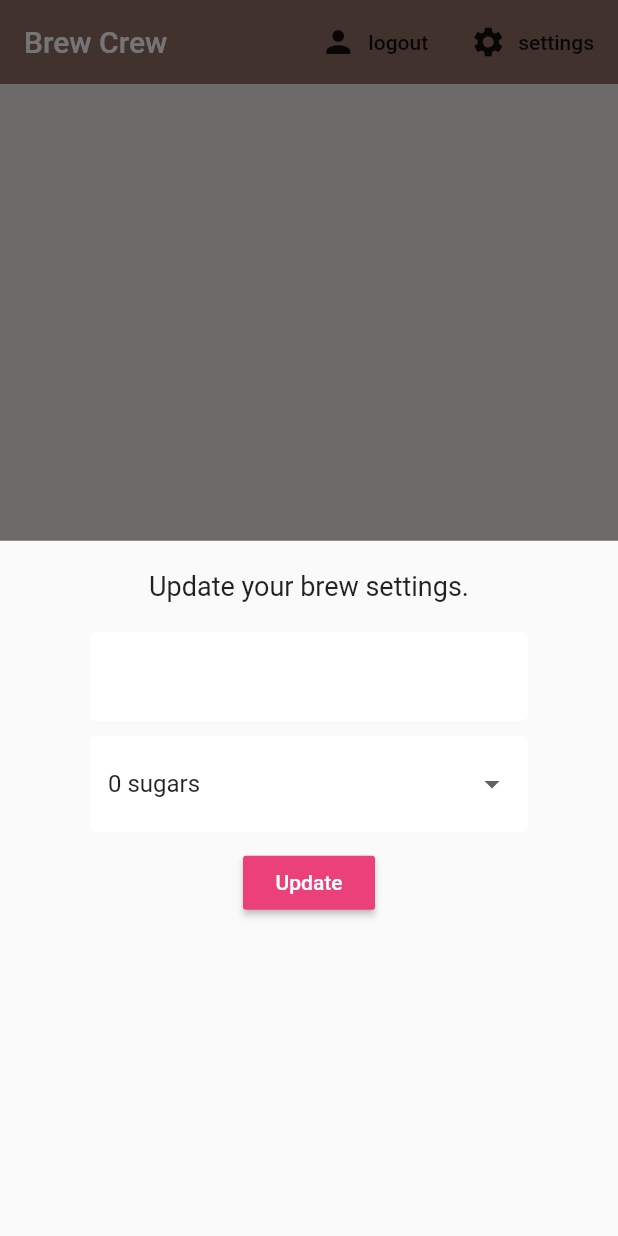
After one commit to nghit/Brew_Crew, a Flutter app: the screen it shows once a user with an empty profile is signed in, after a tap on "settings", on a phone screen of 412 x 824 dp. The commit adds this screen. Run offline on Flutter 3.47's test engine with Material 2 defaults, Android fonts, the phone set to English and light mode, and no system bars; our stand-ins replace cloud_firestore, firebase_auth, flutter_spinkit; accounts and stored records are empty.

Commit message:
Worked on home screen

```diff
--- a/lib/main.dart
+++ b/lib/main.dart
@@ -1,5 +1,5 @@
+import 'package:brew_crew/screens/wrapper.dart';
 import 'package:brew_crew/services/auth.dart';
-import 'package:brew_crew/screens/wrapper.dart';
 import 'package:flutter/material.dart';
 import 'package:provider/provider.dart';
 import 'package:brew_crew/models/user.dart';
@@ -12,7 +12,7 @@ class MyApp extends StatelessWidget {
   Widget build(BuildContext context) {
     return StreamProvider<User>.value(
       value: AuthService().user,
-        child: MaterialApp(
+      child: MaterialApp(
         home: Wrapper(),
       ),
     );
--- /dev/null
+++ b/lib/models/brew.dart
@@ -0,0 +1,9 @@
+class Brew {
+
+  final String name;
+  final String sugars;
+  final int strength;
+
+  Brew({ this.name, this.sugars, this.strength });
+
+}
--- a/lib/screens/authenticate/authenticate.dart
+++ b/lib/screens/authenticate/authenticate.dart
@@ -1,6 +1,6 @@
+import 'package:brew_crew/screens/authenticate/register.dart';
 import 'package:brew_crew/screens/authenticate/sign_in.dart';
 import 'package:flutter/material.dart';
-import 'package:brew_crew/screens/authenticate/register.dart';
 
 class Authenticate extends StatefulWidget {
   @override
@@ -11,16 +11,16 @@ class _AuthenticateState extends State<Authenticate> {
 
   bool showSignIn = true;
   void toggleView(){
+    //print(showSignIn.toString());
     setState(() => showSignIn = !showSignIn);
   }
 
   @override
   Widget build(BuildContext context) {
-    if(showSignIn == true)
-    {
-      return SignIn(toggleView: toggleView);
-    } else{
-      return Register(toggleView: toggleView);
+    if (showSignIn) {
+      return SignIn(toggleView:  toggleView);
+    } else {
+      return Register(toggleView:  toggleView);
     }
   }
 }
--- a/lib/screens/authenticate/sign_in.dart
+++ b/lib/screens/authenticate/sign_in.dart
@@ -1,11 +1,13 @@
+
 import 'package:brew_crew/services/auth.dart';
+import 'package:brew_crew/shared/constants.dart';
 import 'package:brew_crew/shared/loading.dart';
 import 'package:flutter/material.dart';
-import 'package:brew_crew/shared/constants.dart';
+
 class SignIn extends StatefulWidget {
 
   final Function toggleView;
-  SignIn({this.toggleView});
+  SignIn({ this.toggleView });
 
   @override
   _SignInState createState() => _SignInState();
@@ -15,12 +17,12 @@ class _SignInState extends State<SignIn> {
 
   final AuthService _auth = AuthService();
   final _formKey = GlobalKey<FormState>();
+  String error = '';
   bool loading = false;
 
   // text field state
   String email = '';
   String password = '';
-  String error = '';
 
   @override
   Widget build(BuildContext context) {
@@ -34,11 +36,9 @@ class _SignInState extends State<SignIn> {
           FlatButton.icon(
             icon: Icon(Icons.person),
             label: Text('Register'),
-            onPressed:(){
-              widget.toggleView();
-            }
-          )
-        ]
+            onPressed: () => widget.toggleView(),
+          ),
+        ],
       ),
       body: Container(
         padding: EdgeInsets.symmetric(vertical: 20.0, horizontal: 50.0),
@@ -48,20 +48,20 @@ class _SignInState extends State<SignIn> {
             children: <Widget>[
               SizedBox(height: 20.0),
               TextFormField(
-                decoration: textInputDecoration.copyWith(hintText: 'Email'),
+                decoration: textInputDecoration.copyWith(hintText: 'email'),
                 validator: (val) => val.isEmpty ? 'Enter an email' : null,
-                onChanged:(val){
+                onChanged: (val) {
                   setState(() => email = val);
-                }
+                },
               ),
               SizedBox(height: 20.0),
               TextFormField(
-                decoration: textInputDecoration.copyWith(hintText: 'Password'),
-                validator: (val) => val.length < 6 ? 'Enter a password 6 + chars long' : null,
                 obscureText: true,
-                onChanged: (val){
+                decoration: textInputDecoration.copyWith(hintText: 'password'),
+                validator: (val) => val.length < 6 ? 'Enter a password 6+ chars long' : null,
+                onChanged: (val) {
                   setState(() => password = val);
-                }
+                },
               ),
               SizedBox(height: 20.0),
               RaisedButton(
@@ -70,19 +70,17 @@ class _SignInState extends State<SignIn> {
                   'Sign In',
                   style: TextStyle(color: Colors.white),
                 ),
-                onPressed:() async {
+                onPressed: () async {
                   if(_formKey.currentState.validate()){
                     setState(() => loading = true);
                     dynamic result = await _auth.signInWithEmailAndPassword(email, password);
-                    if(result == null){
+                    if(result == null) {
                       setState(() {
+                        loading = false;
                         error = 'Could not sign in with those credentials';
-                        loading = false;
                       });
-
                     }
                   }
-
                 }
               ),
               SizedBox(height: 12.0),
--- /dev/null
+++ b/lib/screens/home/brew_list.dart
@@ -0,0 +1,24 @@
+import 'package:brew_crew/models/brew.dart';
+import 'package:brew_crew/screens/home/brew_tile.dart';
+import 'package:flutter/material.dart';
+import 'package:provider/provider.dart';
+
+class BrewList extends StatefulWidget {
+  @override
+  _BrewListState createState() => _BrewListState();
+}
+
+class _BrewListState extends State<BrewList> {
+  @override
+  Widget build(BuildContext context) {
+
+    final brews = Provider.of<List<Brew>>(context) ?? [];
+
+    return ListView.builder(
+      itemCount: brews.length,
+      itemBuilder: (context, index) {
+        return BrewTile(brew: brews[index]);
+      },
+    );
+  }
+}
--- /dev/null
+++ b/lib/screens/home/brew_tile.dart
@@ -0,0 +1,26 @@
+import 'package:brew_crew/models/brew.dart';
+import 'package:flutter/material.dart';
+
+class BrewTile extends StatelessWidget {
+
+  final Brew brew;
+  BrewTile({ this.brew });
+
+  @override
+  Widget build(BuildContext context) {
+    return Padding(
+      padding: const EdgeInsets.only(top: 8.0),
+      child: Card(
+        margin: EdgeInsets.fromLTRB(20.0, 6.0, 20.0, 0.0),
+        child: ListTile(
+          leading: CircleAvatar(
+            radius: 25.0,
+            backgroundColor: Colors.brown[brew.strength],
+          ),
+          title: Text(brew.name),
+          subtitle: Text('Takes ${brew.sugars} sugar(s)'),
+        ),
+      ),
+    );
+  }
+}
--- a/lib/screens/home/home.dart
+++ b/lib/screens/home/home.dart
@@ -1,26 +1,51 @@
+import 'package:brew_crew/models/brew.dart';
+import 'package:brew_crew/screens/home/brew_list.dart';
+import 'package:brew_crew/screens/home/settings_form.dart';
 import 'package:brew_crew/services/auth.dart';
+import 'package:brew_crew/services/database.dart';
 import 'package:flutter/material.dart';
+import 'package:provider/provider.dart';
 
 class Home extends StatelessWidget {
 
   final AuthService _auth = AuthService();
+
   @override
   Widget build(BuildContext context) {
-    return Scaffold(
+
+    void _showSettingsPanel() {
+      showModalBottomSheet(context: context, builder: (context) {
+        return Container(
+          padding: EdgeInsets.symmetric(vertical: 20.0, horizontal: 60.0),
+          child: SettingsForm(),
+        );
+      });
+    }
+
+    return StreamProvider<List<Brew>>.value(
+      value: DatabaseService().brews,
+      child: Scaffold(
         backgroundColor: Colors.brown[50],
         appBar: AppBar(
-        title: Text('Caffenine Crew'),
+          title: Text('Brew Crew'),
           backgroundColor: Colors.brown[400],
           elevation: 0.0,
           actions: <Widget>[
             FlatButton.icon(
               icon: Icon(Icons.person),
-            label: Text('Logout'),
-            onPressed:() async{
+              label: Text('logout'),
+              onPressed: () async {
                 await _auth.signOut();
               },
+            ),
+            FlatButton.icon(
+              icon: Icon(Icons.settings),
+              label: Text('settings'),
+              onPressed: () => _showSettingsPanel(),
             )
           ],
+        ),
+        body: BrewList(),
       ),
     );
   }
--- /dev/null
+++ b/lib/screens/home/settings_form.dart
@@ -0,0 +1,66 @@
+
+import 'package:brew_crew/shared/constants.dart';
+import 'package:flutter/material.dart';
+
+class SettingsForm extends StatefulWidget {
+  @override
+  _SettingsFormState createState() => _SettingsFormState();
+}
+
+class _SettingsFormState extends State<SettingsForm> {
+
+  final _formKey = GlobalKey<FormState>();
+  final List<String> sugars = ['0', '1', '2', '3', '4'];
+
+  // form values
+  String _currentName;
+  String _currentSugars;
+  int _currentStrength;
+
+  @override
+  Widget build(BuildContext context) {
+
+    return Form(
+      key: _formKey,
+      child: Column(
+        children: <Widget>[
+          Text(
+            'Update your brew settings.',
+            style: TextStyle(fontSize: 18.0),
+          ),
+          SizedBox(height: 20.0),
+          TextFormField(
+            decoration: textInputDecoration,
+            validator: (val) => val.isEmpty ? 'Please enter a name' : null,
+            onChanged: (val) => setState(() => _currentName = val),
+          ),
+          SizedBox(height: 10.0),
+          DropdownButtonFormField(
+            value: _currentSugars ?? '0',
+            decoration: textInputDecoration,
+            items: sugars.map((sugar) {
+              return DropdownMenuItem(
+                value: sugar,
+                child: Text('$sugar sugars'),
+              );
+            }).toList(),
+            onChanged: (val) => setState(() => _currentSugars = val ),
+          ),
+          SizedBox(height: 10.0),
+          RaisedButton(
+            color: Colors.pink[400],
+            child: Text(
+              'Update',
+              style: TextStyle(color: Colors.white),
+            ),
+            onPressed: () async {
+              print(_currentName);
+              print(_currentSugars);
+              print(_currentStrength);
+            }
+          ),
+        ],
+      ),
+    );
+  }
+}
--- /dev/null
+++ b/lib/services/database.dart
@@ -0,0 +1,38 @@
+import 'package:brew_crew/models/brew.dart';
+import 'package:cloud_firestore/cloud_firestore.dart';
+
+class DatabaseService {
+
+  final String uid;
+  DatabaseService({ this.uid });
+
+  // collection reference
+  final CollectionReference brewCollection = Firestore.instance.collection('brews');
+
+  Future<void> updateUserData(String sugars, String name, int strength) async {
+    return await brewCollection.document(uid).setData({
+      'sugars': sugars,
+      'name': name,
+      'strength': strength,
+    });
+  }
+
+  // brew list from snapshot
+  List<Brew> _brewListFromSnapshot(QuerySnapshot snapshot) {
+    return snapshot.documents.map((doc){
+      //print(doc.data);
+      return Brew(
+        name: doc.data['name'] ?? '',
+        strength: doc.data['strength'] ?? 0,
+        sugars: doc.data['sugars'] ?? '0'
+      );
+    }).toList();
+  }
+
+  // get brews stream
+  Stream<List<Brew>> get brews {
+    return brewCollection.snapshots()
+      .map(_brewListFromSnapshot);
+  }
+
+}
```
Also changed, not shown: lib/screens/wrapper.dart (+7 -5 lines), lib/services/auth.dart (+37 -33 lines), 3 other files. Lines whose indentation alone changed are shown as unchanged.
